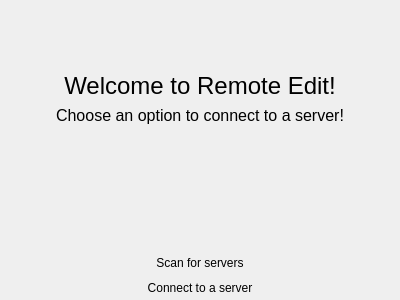
Qt form connectionmethod.ui (ThatCakeID/remote-edit-client) before a commit.
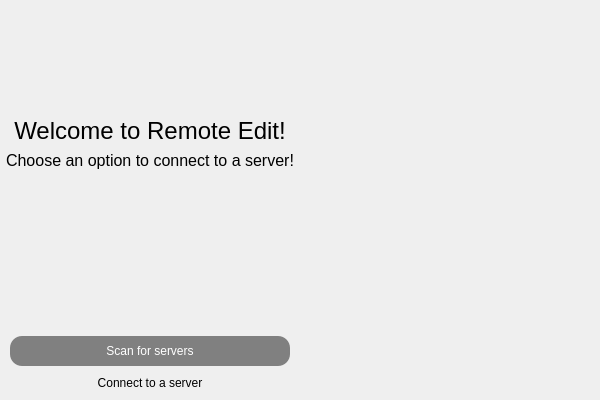
The same form after that commit.

```diff
--- a/connectionmethod.ui
+++ b/connectionmethod.ui
@@ -6,8 +6,8 @@
    <rect>
     <x>0</x>
     <y>0</y>
-    <width>400</width>
-    <height>300</height>
+    <width>600</width>
+    <height>400</height>
    </rect>
   </property>
   <property name="sizePolicy">
@@ -19,7 +19,7 @@
   <property name="windowTitle">
    <string>Form</string>
   </property>
-  <layout class="QHBoxLayout" name="horizontalLayout">
+  <layout class="QGridLayout" name="gridLayout">
    <property name="leftMargin">
     <number>0</number>
    </property>
@@ -32,8 +32,20 @@
    <property name="bottomMargin">
     <number>0</number>
    </property>
-   <item>
+   <item row="0" column="0">
     <layout class="QVBoxLayout" name="verticalLayout">
+     <property name="leftMargin">
+      <number>6</number>
+     </property>
+     <property name="topMargin">
+      <number>6</number>
+     </property>
+     <property name="rightMargin">
+      <number>6</number>
+     </property>
+     <property name="bottomMargin">
+      <number>6</number>
+     </property>
      <item>
       <widget class="QLabel" name="label">
        <property name="font">
@@ -83,7 +95,27 @@
      <item>
       <widget class="QPushButton" name="scan_button">
        <property name="styleSheet">
-        <string notr="true"/>
+        <string notr="true">QPushButton
+{
+    margin-right: 4px;
+    margin-left: 4px;
+    border-radius: 12px;
+    background: gray;
+    padding: 8px;
+    color: white;
+}
+
+QPushButton:hover:!pressed
+{
+    background: #E4E4E4;
+	color: black;
+}
+
+QPushButton:hover:pressed
+{
+    background: #464646;
+}
+</string>
        </property>
        <property name="text">
         <string>Scan for servers</string>
@@ -96,7 +128,28 @@
      <item>
       <widget class="QPushButton" name="direct_button">
        <property name="styleSheet">
-        <string notr="true">margin-bottom: 4px;</string>
+        <string notr="true">QPushButton
+{
+    margin-right: 4px;
+    margin-left: 4px;
+    border-radius: 12px;
+    background: gray;
+    padding: 8px;
+    color: white;
+}
+
+QPushButton:hover:!pressed
+{
+    background: #E4E4E4;
+	color: black;
+}
+
+QPushButton:hover:pressed
+{
+    background: #464646;
+}
+
+margin-bottom: 4px;</string>
        </property>
        <property name="text">
         <string>Connect to a server</string>
@@ -108,6 +161,18 @@
      </item>
     </layout>
    </item>
+   <item row="0" column="1">
+    <widget class="QStackedWidget" name="stackedWidget">
+     <property name="sizePolicy">
+      <sizepolicy hsizetype="Preferred" vsizetype="Preferred">
+       <horstretch>0</horstretch>
+       <verstretch>0</verstretch>
+      </sizepolicy>
+     </property>
+     <widget class="QWidget" name="page"/>
+     <widget class="QWidget" name="page_2"/>
+    </widget>
+   </item>
   </layout>
  </widget>
  <resources/>
```
